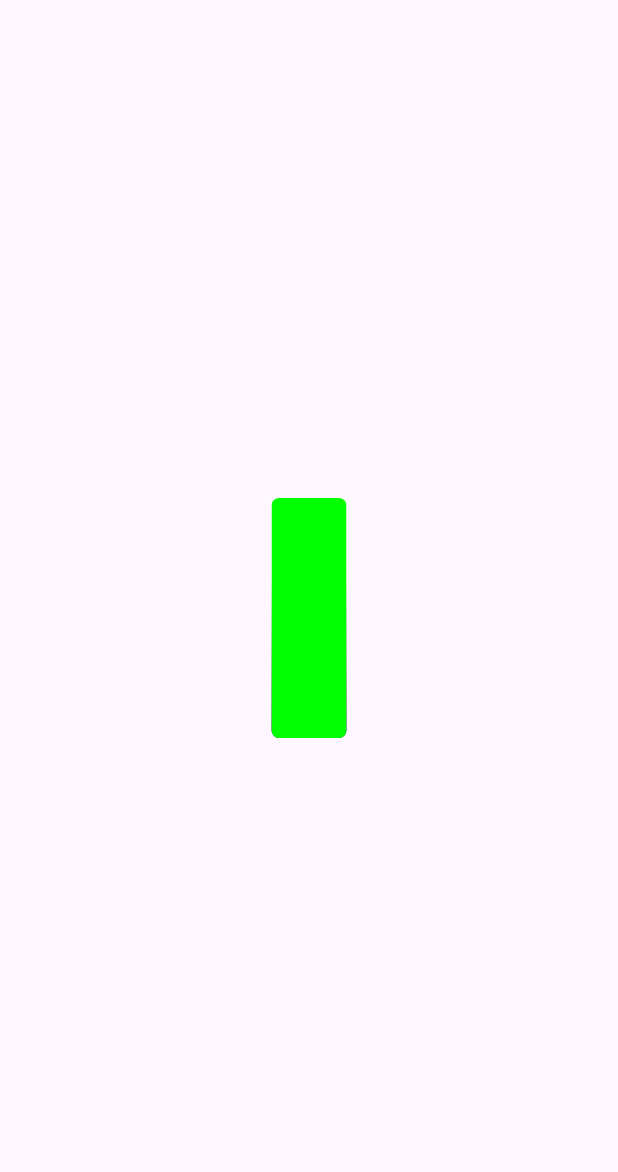
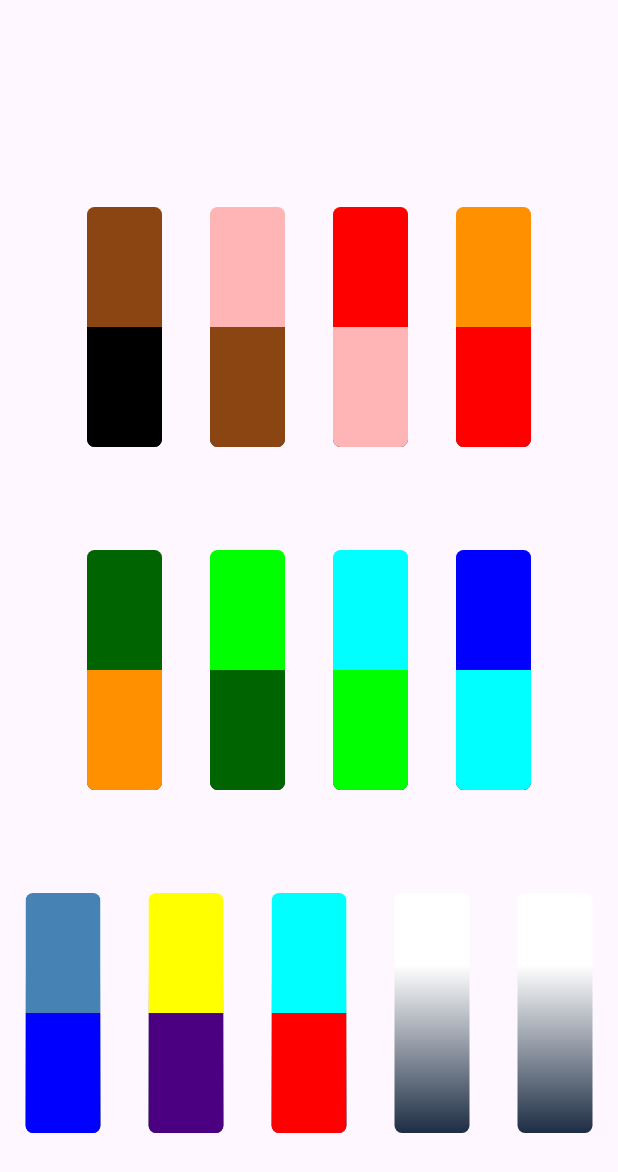
Before and after one commit to FlorianPruemer/brick_sort_puzzle, a Flutter app: the screen it shows after launch, on a phone screen of 412 x 824 dp. Shown: the top 1172 px of the screen. Run offline on Flutter 3.47's test engine with Material 3 defaults, Android fonts, the phone set to English and light mode, and no system bars.

Commit message:
Added first part of game logic

```diff
--- /dev/null
+++ b/lib/helpers/test_level.dart
@@ -0,0 +1,101 @@
+import '../models/brick.dart';
+import '../models/brick_stack.dart';
+
+class TestLevel {
+  BrickStack brickStack = BrickStack(bricks: [
+    Brick(colorIndex: 0),
+    Brick(colorIndex: 0),
+    Brick(colorIndex: 1),
+    Brick(colorIndex: 1),
+  ]);
+
+  BrickStack brickStack2 = BrickStack(bricks: [
+    Brick(colorIndex: 1),
+    Brick(colorIndex: 1),
+    Brick(colorIndex: 2),
+    Brick(colorIndex: 2),
+  ]);
+
+  BrickStack brickStack3 = BrickStack(bricks: [
+    Brick(colorIndex: 2),
+    Brick(colorIndex: 2),
+    Brick(colorIndex: 3),
+    Brick(colorIndex: 3),
+  ]);
+
+  BrickStack brickStack4 = BrickStack(bricks: [
+    Brick(colorIndex: 3),
+    Brick(colorIndex: 3),
+    Brick(colorIndex: 4),
+    Brick(colorIndex: 4),
+  ]);
+
+  BrickStack brickStack5 = BrickStack(bricks: [
+    Brick(colorIndex: 4),
+    Brick(colorIndex: 4),
+    Brick(colorIndex: 5),
+    Brick(colorIndex: 5),
+  ]);
+
+  BrickStack brickStack6 = BrickStack(bricks: [
+    Brick(colorIndex: 5),
+    Brick(colorIndex: 5),
+    Brick(colorIndex: 6),
+    Brick(colorIndex: 6),
+  ]);
+
+  BrickStack brickStack7 = BrickStack(bricks: [
+    Brick(colorIndex: 6),
+    Brick(colorIndex: 6),
+    Brick(colorIndex: 7),
+    Brick(colorIndex: 7),
+  ]);
+
+  BrickStack brickStack8 = BrickStack(bricks: [
+    Brick(colorIndex: 7),
+    Brick(colorIndex: 7),
+    Brick(colorIndex: 8),
+    Brick(colorIndex: 8),
+  ]);
+
+  BrickStack brickStack9 = BrickStack(bricks: [
+    Brick(colorIndex: 8),
+    Brick(colorIndex: 8),
+    Brick(colorIndex: 9),
+    Brick(colorIndex: 9),
+  ]);
+
+  BrickStack brickStack10 = BrickStack(bricks: [
+    Brick(colorIndex: 10),
+    Brick(colorIndex: 10),
+    Brick(colorIndex: 11),
+    Brick(colorIndex: 11),
+  ]);
+
+  BrickStack brickStack11 = BrickStack(bricks: [
+    Brick(colorIndex: 3),
+    Brick(colorIndex: 3),
+    Brick(colorIndex: 7),
+    Brick(colorIndex: 7),
+  ]);
+
+  BrickStack brickStack12 = BrickStack(bricks: []);
+
+  BrickStack brickStack13 = BrickStack(bricks: []);
+
+  List<BrickStack> get brickStacks => [
+        brickStack,
+        brickStack2,
+        brickStack3,
+        brickStack4,
+        brickStack5,
+        brickStack6,
+        brickStack7,
+        brickStack8,
+        brickStack9,
+        brickStack10,
+        brickStack11,
+        brickStack12,
+        brickStack13
+      ];
+}
--- a/lib/main.dart
+++ b/lib/main.dart
@@ -1,4 +1,4 @@
-import 'package:brick_sort_puzzle/widgets/brick_stack_widget.dart';
+import 'package:brick_sort_puzzle/screens/game.dart';
 import 'package:flutter/material.dart';
 
 void main() {
@@ -15,7 +15,7 @@ class MyApp extends StatelessWidget {
       debugShowCheckedModeBanner: false,
       home: Scaffold(
           body: Center(
-        child: BrickStackWidget(),
+        child: Game(),
       )),
     );
   }
--- /dev/null
+++ b/lib/providers/game_provider.dart
@@ -0,0 +1,26 @@
+import 'package:brick_sort_puzzle/helpers/test_level.dart';
+import 'package:brick_sort_puzzle/models/brick_stack.dart';
+import 'package:brick_sort_puzzle/widgets/brick_stack_widget.dart';
+import 'package:brick_sort_puzzle/widgets/brick_widget.dart';
+import 'package:flutter/material.dart';
+
+class GameProvider extends ChangeNotifier {
+  late List<BrickStack> brickStacks;
+
+  GameProvider() {
+    brickStacks = TestLevel().brickStacks;
+  }
+
+  List<BrickStackWidget> createBrickStackWidgetList() {
+    return List.generate(
+        brickStacks.length,
+        (stackIndex) => BrickStackWidget(
+              bricks: List.generate(
+                  brickStacks[stackIndex].bricks.length,
+                  (brickIndex) => BrickWidget(
+                      colorIndex: brickStacks[stackIndex]
+                          .bricks[brickIndex]
+                          .colorIndex)),
+            ));
+  }
+}
--- /dev/null
+++ b/lib/screens/game.dart
@@ -0,0 +1,55 @@
+import 'package:brick_sort_puzzle/providers/game_provider.dart';
+import 'package:brick_sort_puzzle/widgets/brick_stack_widget.dart';
+import 'package:flutter/material.dart';
+import 'package:provider/provider.dart';
+
+class Game extends StatefulWidget {
+  const Game({super.key});
+
+  @override
+  State<Game> createState() => _GameState();
+}
+
+class _GameState extends State<Game> {
+  @override
+  Widget build(BuildContext context) {
+    return ChangeNotifierProvider(
+      create: (BuildContext context) => GameProvider(),
+      child: Consumer<GameProvider>(builder: (context, provider, child) {
+        List<BrickStackWidget> brickStackWidgets =
+            provider.createBrickStackWidgetList();
+        return Column(
+          mainAxisAlignment: MainAxisAlignment.end,
+          children: [...getGameElements(brickStackWidgets)],
+        );
+      }),
+    );
+  }
+
+  List<Widget> getGameElements(List<BrickStackWidget> brickStackWidgets) {
+    const int rowFlex = 3;
+    return [
+      Flexible(
+        flex: rowFlex,
+        child: Row(
+            mainAxisAlignment: MainAxisAlignment.center,
+            children: brickStackWidgets.getRange(0, 4).toList()),
+      ),
+      const Spacer(),
+      Flexible(
+        flex: rowFlex,
+        child: Row(
+            mainAxisAlignment: MainAxisAlignment.center,
+            children: brickStackWidgets.getRange(4, 8).toList()),
+      ),
+      const Spacer(),
+      Flexible(
+        flex: rowFlex,
+        child: Row(
+            mainAxisAlignment: MainAxisAlignment.center,
+            children: brickStackWidgets.getRange(8, 13).toList()),
+      ),
+      const Spacer(),
+    ];
+  }
+}
--- a/lib/widgets/brick_stack_widget.dart
+++ b/lib/widgets/brick_stack_widget.dart
@@ -1,14 +1,15 @@
-import 'dart:math';
-
 import 'package:brick_sort_puzzle/widgets/brick_widget.dart';
 import 'package:flutter/material.dart';
 
 class BrickStackWidget extends StatelessWidget {
-  const BrickStackWidget({super.key});
+  const BrickStackWidget({super.key, required this.bricks});
+  final List<BrickWidget> bricks;
 
   @override
   Widget build(BuildContext context) {
-    return Container(
+    return Padding(
+      padding: const EdgeInsets.symmetric(horizontal: 16),
+      child: Container(
         clipBehavior: Clip.antiAlias,
         decoration: const BoxDecoration(
           gradient: LinearGradient(
@@ -21,12 +22,9 @@ class BrickStackWidget extends StatelessWidget {
         ),
         height: 160,
         width: 50,
-      child: Column(verticalDirection: VerticalDirection.up, children: [
-        BrickWidget(colorIndex: Random().nextInt(11) + 1),
-        BrickWidget(colorIndex: Random().nextInt(11) + 1),
-        BrickWidget(colorIndex: Random().nextInt(11) + 1),
-        BrickWidget(colorIndex: Random().nextInt(11) + 1),
-      ]),
+        child:
+            Column(verticalDirection: VerticalDirection.up, children: bricks),
+      ),
     );
   }
 }
--- a/pubspec.yaml
+++ b/pubspec.yaml
@@ -36,6 +36,7 @@ dependencies:
   # Use with the CupertinoIcons class for iOS style icons.
   cupertino_icons: ^1.0.2
   meta: ^1.10.0
+  provider: ^6.1.1
 
 dev_dependencies:
   flutter_test:
```
Also changed, not shown: pubspec.lock. Lines whose indentation alone changed are shown as unchanged.
